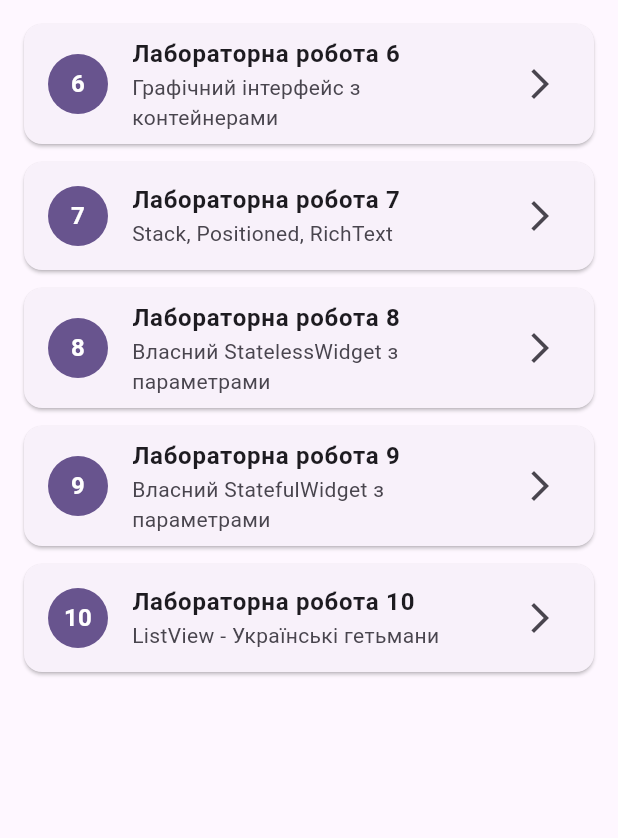
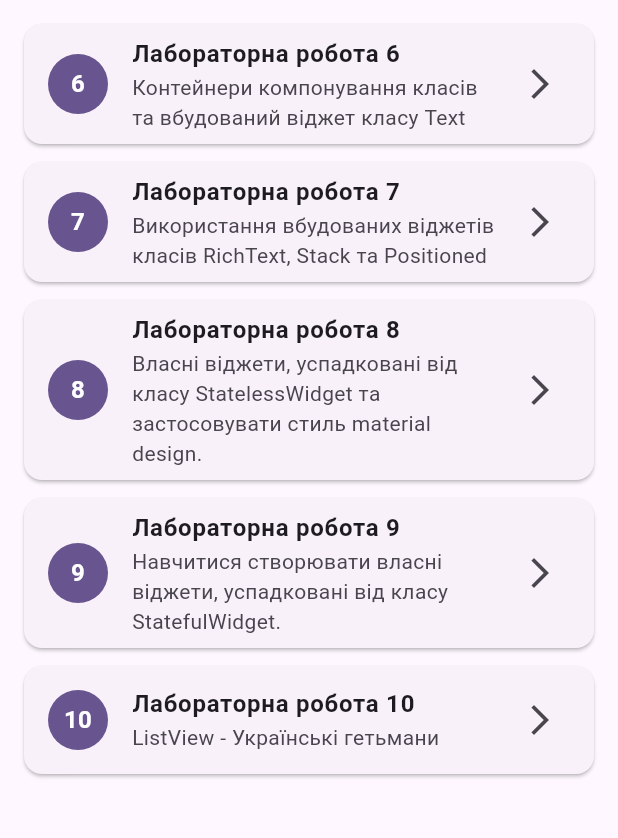
Before and after one commit to sod7m/flutter_application_labs, a Flutter app: the screen it shows after launch, on a phone screen of 412 x 824 dp, the part 84-922 px from its top. Run offline on Flutter 3.47's test engine with Material 3 defaults, Android fonts, the phone set to English and light mode, and no system bars.

Commit message:
description update

```diff
--- a/lib/main.dart
+++ b/lib/main.dart
@@ -46,25 +46,29 @@ class HomeScreen extends StatelessWidget {
     const LabItem(
       number: 6,
       title: 'Лабораторна робота 6',
-      description: 'Графічний інтерфейс з контейнерами',
+      description:
+          'Контейнери компонування класів та вбудований віджет класу Text',
       screen: Lab6Screen(),
     ),
     const LabItem(
       number: 7,
       title: 'Лабораторна робота 7',
-      description: 'Stack, Positioned, RichText',
+      description:
+          'Використання вбудованих віджетів класів RichText, Stack та Positioned',
       screen: Lab7Screen(),
     ),
     const LabItem(
       number: 8,
       title: 'Лабораторна робота 8',
-      description: 'Власний StatelessWidget з параметрами',
+      description:
+          'Власні віджети, успадковані від класу StatelessWidget та застосовувати стиль material design.',
       screen: Lab8Screen(),
     ),
     const LabItem(
       number: 9,
       title: 'Лабораторна робота 9',
-      description: 'Власний StatefulWidget з параметрами',
+      description:
+          'Навчитися створювати власні віджети, успадковані від класу StatefulWidget.',
       screen: Lab9Screen(),
     ),
     const LabItem(
```
